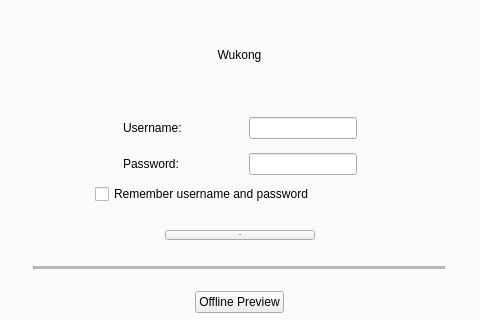
Before: the Qt Designer form DesktopApp/desktopapp.ui in michaelfong2017/landmark-annotator-desktop, drawn with Qt 5; both pictures show x 403 to 883 and y 316 to 636 of the 1285 by 920 pixel window.
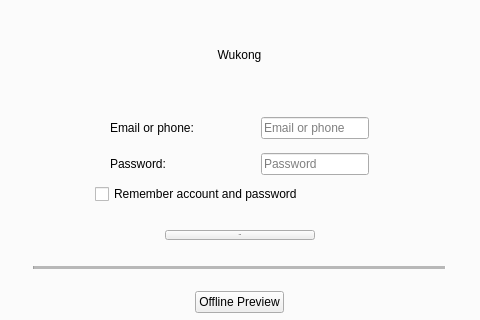
After: the same form once the commit is applied.

Commit message: Email login: platformType=0; Phone login: platformType=4

```diff
--- a/DesktopApp/desktopapp.ui
+++ b/DesktopApp/desktopapp.ui
@@ -160,7 +160,7 @@
              </property>
              <property name="minimumSize">
               <size>
-               <width>120</width>
+               <width>145</width>
                <height>0</height>
               </size>
              </property>
@@ -174,7 +174,7 @@
               <string notr="true">font: 20px &quot;MS Shell Dlg 2&quot;;</string>
              </property>
              <property name="text">
-              <string>Username: </string>
+              <string>Email or phone:</string>
              </property>
             </widget>
            </item>
@@ -193,6 +193,9 @@
              <property name="text">
               <string/>
              </property>
+             <property name="placeholderText">
+              <string>Email or phone</string>
+             </property>
             </widget>
            </item>
           </layout>
@@ -261,7 +264,7 @@
              </property>
              <property name="minimumSize">
               <size>
-               <width>120</width>
+               <width>145</width>
                <height>0</height>
               </size>
              </property>
@@ -288,6 +291,9 @@
              <property name="text">
               <string/>
              </property>
+             <property name="placeholderText">
+              <string>Password</string>
+             </property>
             </widget>
            </item>
           </layout>
@@ -350,7 +356,7 @@
             <string notr="true">font: 15px &quot;MS Shell Dlg 2&quot;;</string>
            </property>
            <property name="text">
-            <string>Remember username and password</string>
+            <string>Remember account and password</string>
            </property>
           </widget>
          </item>
```
The commit also changes 4 other files.
